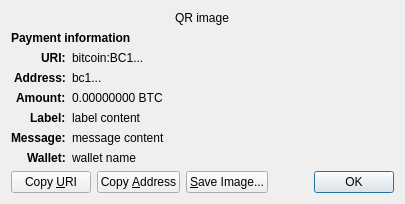
Before: the Qt Designer form src/qt/forms/receiverequestdialog.ui in raffermeko/bitcoin, drawn with Qt 5.
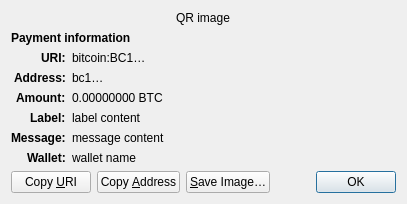
After: the same form once the commit is applied. Custom widgets are drawn as their Qt base class.

What changed in the file:
```diff
--- a/src/qt/forms/receiverequestdialog.ui
+++ b/src/qt/forms/receiverequestdialog.ui
@@ -65,7 +65,7 @@
    <item row="2" column="1" alignment="Qt::AlignTop">
     <widget class="QLabel" name="uri_content">
      <property name="text">
-      <string notr="true">bitcoin:BC1...</string>
+      <string notr="true">bitcoin:BC1…</string>
      </property>
      <property name="textFormat">
       <enum>Qt::RichText</enum>
@@ -97,7 +97,7 @@
    <item row="3" column="1" alignment="Qt::AlignTop">
     <widget class="QLabel" name="address_content">
      <property name="text">
-      <string notr="true">bc1...</string>
+      <string notr="true">bc1…</string>
      </property>
      <property name="textFormat">
       <enum>Qt::PlainText</enum>
@@ -257,7 +257,7 @@
      <item>
       <widget class="QPushButton" name="btnSaveAs">
        <property name="text">
-        <string>&amp;Save Image...</string>
+        <string>&amp;Save Image…</string>
        </property>
        <property name="autoDefault">
         <bool>false</bool>
```
Left out of the diff: 2 changed lines with no effect on the pictures.
